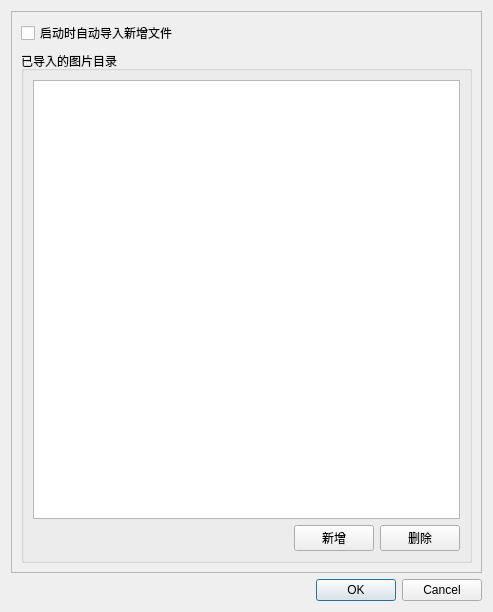
Above: src/ui/settings_dialog.ui from R4nd5tr/waifu_gallery before the change. Below: the same form after it.
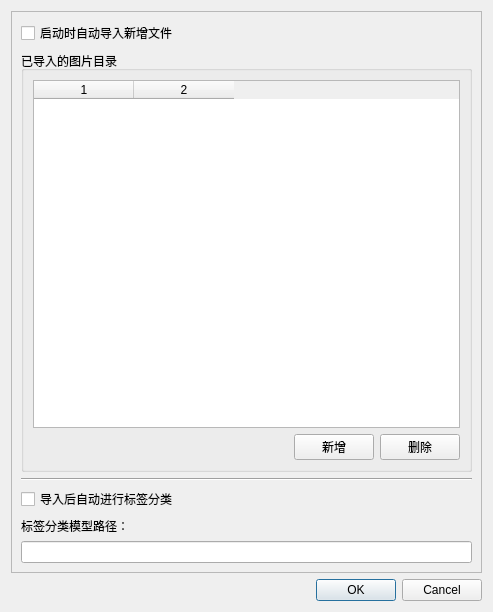
That is the form after the change.

Commit message: settings dialog fixed

Patch:
```diff
--- a/src/ui/settings_dialog.ui
+++ b/src/ui/settings_dialog.ui
@@ -43,7 +43,13 @@
          </property>
          <layout class="QVBoxLayout" name="verticalLayout_2">
           <item>
-           <widget class="QTableWidget" name="picDirsTable"/>
+           <widget class="QTableWidget" name="picDirsTable">
+            <property name="columnCount">
+             <number>2</number>
+            </property>
+            <column/>
+            <column/>
+           </widget>
           </item>
           <item>
            <layout class="QHBoxLayout" name="horizontalLayout">
@@ -79,6 +85,30 @@
          </layout>
         </widget>
        </item>
+       <item>
+        <widget class="Line" name="line">
+         <property name="orientation">
+          <enum>Qt::Orientation::Horizontal</enum>
+         </property>
+        </widget>
+       </item>
+       <item>
+        <widget class="QCheckBox" name="autoTagAfterImportCheckBox">
+         <property name="text">
+          <string>导入后自动进行标签分类</string>
+         </property>
+        </widget>
+       </item>
+       <item>
+        <widget class="QLabel" name="label">
+         <property name="text">
+          <string>标签分类模型路径：</string>
+         </property>
+        </widget>
+       </item>
+       <item>
+        <widget class="QLineEdit" name="autoTaggerDLLPathLineEdit"/>
+       </item>
       </layout>
      </widget>
     </widget>
```
The commit also changes 7 other files.
